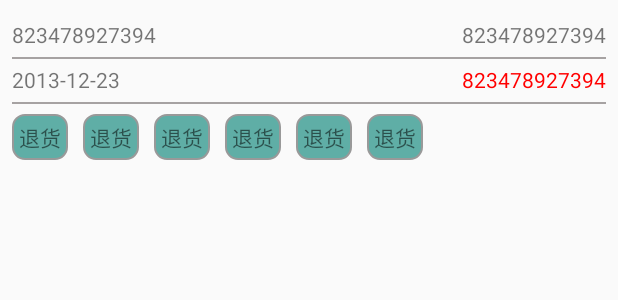
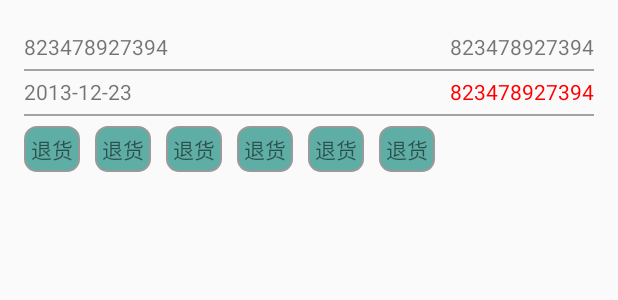
Before and after one commit to cocoandy/BookstoreApp, an Android app: the layout item_order.xml on its own in the app's theme, with its tools: preview values and no code run, on a phone screen of 412 x 824 dp. Shown: the top 300 px of the screen. Run offline under Robolectric (Android 15) with nearby library versions, the phone set to English and light mode, and no system bars.

Commit message:
订单列表

```diff
--- a/app/src/main/res/layout/item_order.xml
+++ b/app/src/main/res/layout/item_order.xml
@@ -1,10 +1,9 @@
 <?xml version="1.0" encoding="utf-8"?>
 <RelativeLayout xmlns:android="http://schemas.android.com/apk/res/android"
-    xmlns:tools="http://schemas.android.com/tools"
     android:layout_width="match_parent"
     android:layout_height="wrap_content"
     android:gravity="center_vertical"
-    android:padding="8dp">
+    android:padding="16dp">
 
     <TextView
         android:id="@+id/item_order_id"
```
